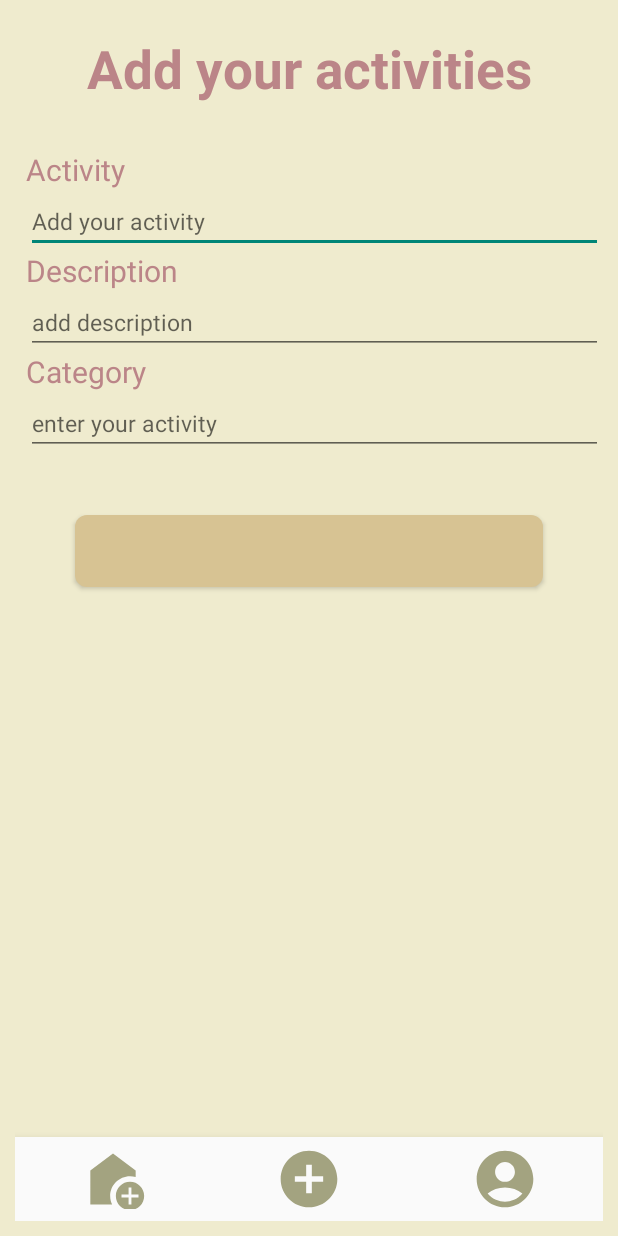
After one commit to AreebaAkram/DopamineMenu, an Android app: the layout addone_activity.xml on its own in the app's theme, with its tools: preview values and no code run, on a phone screen of 412 x 824 dp. The commit adds this screen. Run offline under Robolectric (Android 15) with nearby library versions, the phone set to English and light mode, and no system bars.

Commit message:
Add activities UI (Done)

```diff
--- a/app/src/main/java/com/example/dopaminemenu/vibemenu/activity/HomeActivity.kt
+++ b/app/src/main/java/com/example/dopaminemenu/vibemenu/activity/HomeActivity.kt
@@ -1,7 +1,9 @@
 package com.example.dopaminemenu.vibemenu.activity
 
+import android.content.Intent
 import android.os.Bundle
 import android.widget.Toast
+import androidx.activity.result.IntentSenderRequest
 import androidx.appcompat.app.AppCompatActivity
 import androidx.lifecycle.ViewModelProvider
 import androidx.recyclerview.widget.LinearLayoutManager
@@ -36,11 +38,15 @@ class HomeActivity : AppCompatActivity() {
         binding.bottomNav.setOnNavigationItemSelectedListener { item ->
             when (item.itemId) {
                 R.id.nav_home -> {
+                    val intent = Intent(this, HomeActivity::class.java)
+                    startActivity(intent)
                     Toast.makeText(this, "home icon clicked", Toast.LENGTH_SHORT).show()
                     true
                 }
 
                 R.id.nav_add -> {
+                    val intent = Intent(this, AddActivity::class.java)
+                    startActivity(intent)
                     true
                 }
 
--- /dev/null
+++ b/app/src/main/res/layout/addone_activity.xml
@@ -0,0 +1,128 @@
+<?xml version="1.0" encoding="utf-8"?>
+<layout>
+
+    <androidx.constraintlayout.widget.ConstraintLayout xmlns:android="http://schemas.android.com/apk/res/android"
+        xmlns:app="http://schemas.android.com/apk/res-auto"
+        android:layout_width="match_parent"
+        android:layout_height="match_parent"
+        android:background="#EFEBCE"
+        android:padding="10dp">
+
+        <TextView
+            android:id="@+id/h1"
+            android:layout_width="wrap_content"
+            android:layout_height="wrap_content"
+            android:layout_marginTop="12dp"
+            android:text="Add your activities"
+            android:textColor="#bb8588"
+            android:textSize="35sp"
+            android:textStyle="bold"
+            app:layout_constraintEnd_toEndOf="parent"
+            app:layout_constraintStart_toStartOf="parent"
+            app:layout_constraintTop_toTopOf="parent" />
+
+        <TextView
+            android:id="@+id/taskName"
+            android:layout_width="wrap_content"
+            android:layout_height="wrap_content"
+            android:layout_marginStart="7dp"
+            android:layout_marginTop="30dp"
+            android:text="Activity"
+            android:textColor="#bb8588"
+            android:textSize="20sp"
+            app:layout_constraintStart_toStartOf="parent"
+            app:layout_constraintTop_toBottomOf="@+id/h1" />
+
+        <EditText
+            android:id="@+id/edtTaskName"
+            android:layout_width="match_parent"
+            android:layout_height="wrap_content"
+            android:layout_marginStart="7dp"
+            android:hint="Add your activity"
+            android:textSize="15sp"
+            app:layout_constraintStart_toStartOf="parent"
+            app:layout_constraintTop_toBottomOf="@+id/taskName">
+
+        </EditText>
+
+        <TextView
+            android:id="@+id/taskDesc"
+            android:layout_width="wrap_content"
+            android:layout_height="wrap_content"
+            android:layout_marginStart="7dp"
+            android:layout_marginTop="40dp"
+            android:text="Description"
+            android:textColor="#bb8588"
+            android:textSize="20sp"
+            app:layout_constraintStart_toStartOf="parent"
+            app:layout_constraintTop_toBottomOf="@+id/taskName" />
+
+        <EditText
+            android:id="@+id/edtTaskDesc"
+            android:layout_width="match_parent"
+            android:layout_height="wrap_content"
+            android:layout_marginStart="7dp"
+            android:hint="add description"
+            android:textSize="15sp"
+            app:layout_constraintStart_toStartOf="parent"
+            app:layout_constraintTop_toBottomOf="@+id/taskDesc">
+
+        </EditText>
+
+        <TextView
+            android:id="@+id/taskCategory"
+            android:layout_width="wrap_content"
+            android:layout_height="wrap_content"
+            android:layout_marginStart="7dp"
+            android:layout_marginTop="40dp"
+            android:text="Category"
+            android:textColor="#bb8588"
+            android:textSize="20sp"
+            app:layout_constraintStart_toStartOf="parent"
+            app:layout_constraintTop_toBottomOf="@+id/taskDesc" />
+
+        <EditText
+            android:id="@+id/edtTaskCategory"
+            android:layout_width="match_parent"
+            android:layout_height="wrap_content"
+            android:layout_marginStart="7dp"
+            android:hint="enter your activity"
+            android:textSize="15sp"
+            app:layout_constraintStart_toStartOf="parent"
+            app:layout_constraintTop_toBottomOf="@+id/taskCategory">
+
+        </EditText>
+        <Button
+            android:id="@+id/btnAdd"
+            android:layout_width="match_parent"
+            android:layout_height="wrap_content"
+            android:background="@drawable/button_background"
+            android:textColor="#bb8588"
+            android:textSize="18sp"
+            android:textStyle="bold"
+            android:layout_margin="40dp"
+            app:layout_constraintStart_toStartOf="parent"
+            app:layout_constraintEnd_toEndOf="parent"
+            app:layout_constraintTop_toBottomOf="@+id/edtTaskCategory"
+            />
+
+        <com.google.android.material.bottomnavigation.BottomNavigationView
+            android:id="@+id/bottom_nav"
+            android:layout_width="0dp"
+            android:layout_height="wrap_content"
+            android:background="?android:attr/windowBackground"
+            android:backgroundTint="#EFEBCE"
+            app:itemIconSize="45dp"
+            app:itemIconTint="#A3A380"
+            app:labelVisibilityMode="unlabeled"
+            app:layout_constraintBottom_toBottomOf="parent"
+            app:layout_constraintEnd_toEndOf="parent"
+            app:layout_constraintStart_toStartOf="parent"
+            app:menu="@menu/bottom_navigation_menu"
+            >
+
+        </com.google.android.material.bottomnavigation.BottomNavigationView>
+
+
+    </androidx.constraintlayout.widget.ConstraintLayout>
+</layout>
--- a/app/src/main/res/layout/homeview.xml
+++ b/app/src/main/res/layout/homeview.xml
@@ -6,7 +6,8 @@
         xmlns:tools="http://schemas.android.com/tools"
         android:layout_width="match_parent"
         android:layout_height="match_parent"
-        android:background="#EFEBCE">
+        android:background="#EFEBCE"
+        android:padding="5dp">
 
         <androidx.recyclerview.widget.RecyclerView
             android:id="@+id/itemRv"
```
Also changed, not shown: app/src/main/java/com/example/dopaminemenu/vibemenu/activity/AddActivity.kt (added, +19 -0 lines), app/src/main/res/layout/display_activity.xml (added, +55 -0 lines), app/src/main/res/layout/tasks_activity.xml (added, +60 -0 lines).
